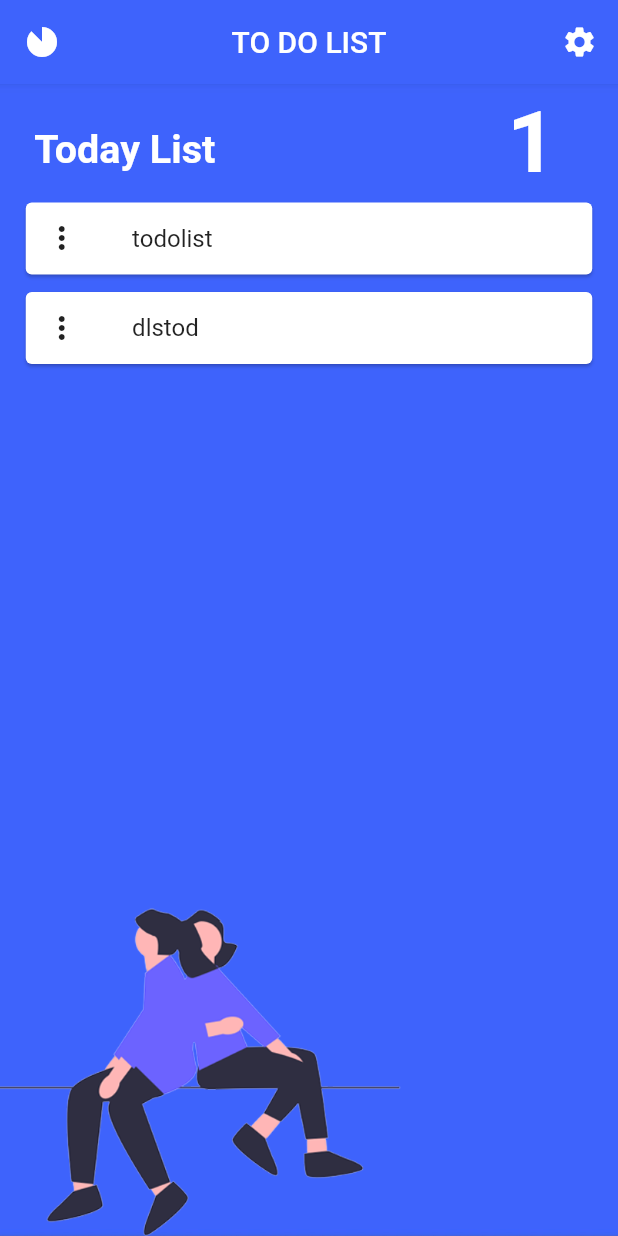
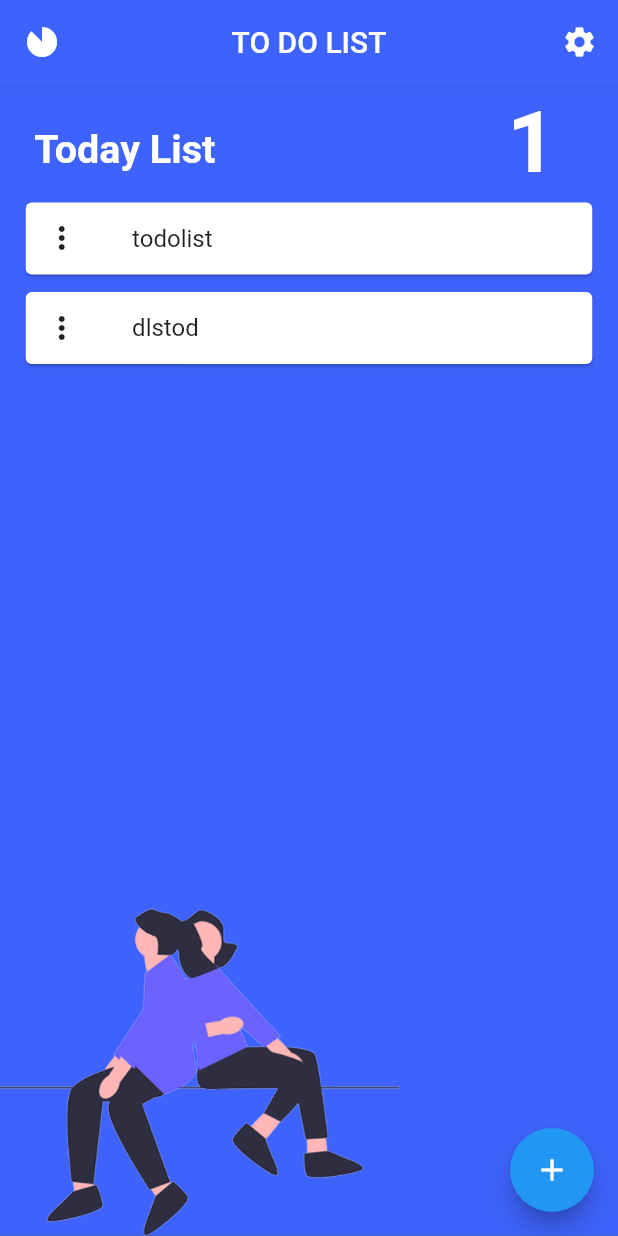
Before and after one commit to ljyo2o9/To_do_List, a Flutter app: the HomePage screen opened directly, on a phone screen of 412 x 824 dp. Run offline on Flutter 3.47's test engine with Material 2 defaults, Android fonts, the phone set to English and light mode, and no system bars; our stand-ins replace flutter_screenutil, introduction_screen, shared_preferences; accounts and stored records are empty.

Commit message:
floatingActionButton 추가

```diff
--- /dev/null
+++ b/lib/screen/floatingActionButton.dart
@@ -0,0 +1,12 @@
+// ignore_for_file: file_names
+
+import 'package:flutter/material.dart';
+
+import 'package:flutter_screenutil/flutter_screenutil.dart';
+
+FloatingActionButton floatingActionButton() {
+  return FloatingActionButton(
+    child: const Icon(Icons.add),
+    onPressed: () {},
+  );
+}
--- a/lib/screen/homepage.dart
+++ b/lib/screen/homepage.dart
@@ -2,6 +2,7 @@ import 'package:flutter/material.dart';
 
 import 'package:to_do_list/screen/appbar.dart';
 import 'package:to_do_list/screen/body.dart';
+import 'package:to_do_list/screen/floatingActionButton.dart';
 
 class HomePage extends StatefulWidget {
   const HomePage({Key? key}) : super(key: key);
@@ -16,6 +17,7 @@ class _HomePageState extends State<HomePage> {
     return Scaffold(
       appBar: appbar(),
       body: body(),
+      floatingActionButton: floatingActionButton(),
     );
   }
 }
```
